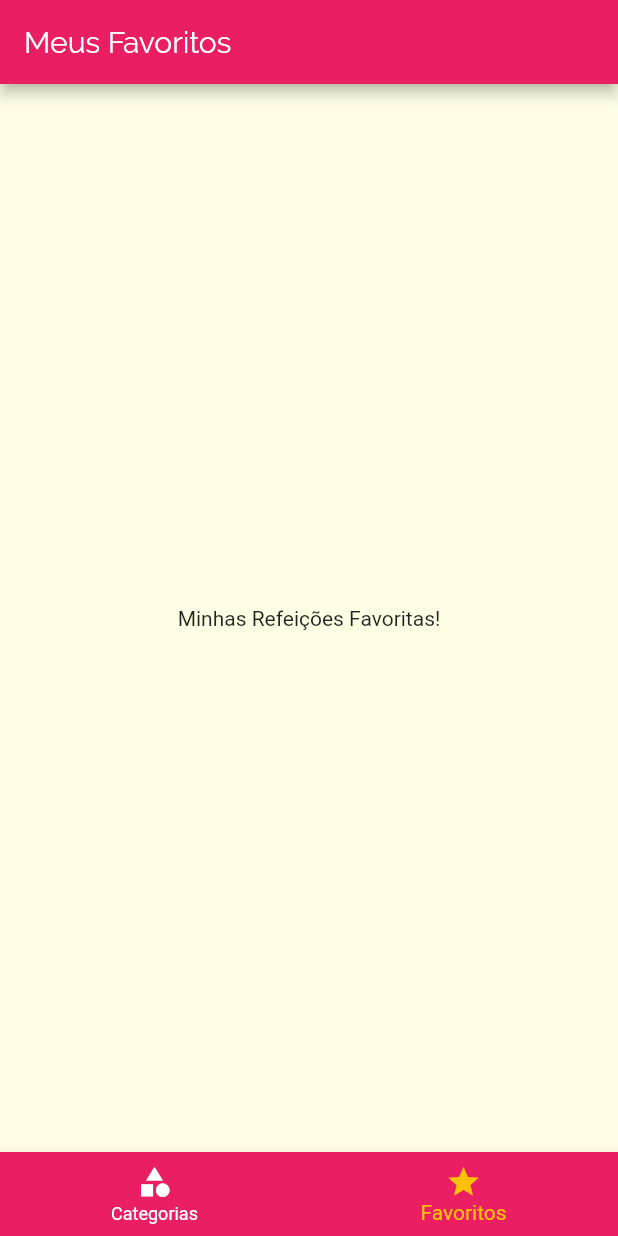
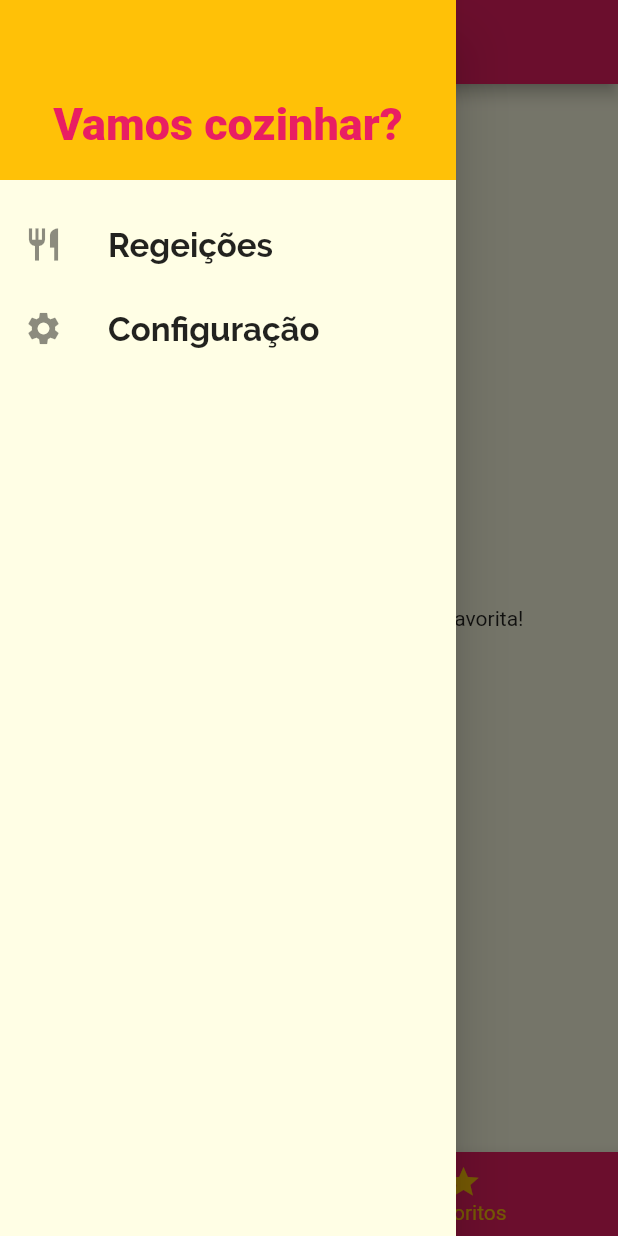
Before and after one commit to genivalc/Refei-es-Deli, a Flutter app: the screen it shows after launch, item 2 of the bottom bar chosen, with the side drawer open (before the commit the screen has no drawer), on a phone screen of 412 x 824 dp. Run offline on Flutter 3.47's test engine with Material 2 defaults, Android fonts, the phone set to English and light mode, and no system bars.

Commit message:
Projeto concluido

```diff
--- /dev/null
+++ b/lib/components/main_drawer.dart
@@ -0,0 +1,55 @@
+import 'package:flutter/material.dart';
+
+import '../ultis/app_routes.dart';
+
+class MainDrawer extends StatelessWidget {
+  Widget _createItem(IconData icon, String label, Function onTap) {
+    return ListTile(
+      leading: Icon(icon, size: 26),
+      title: Text(label,
+          style: TextStyle(
+              fontFamily: "Raleway",
+              fontSize: 22,
+              fontWeight: FontWeight.w700)),
+      onTap: onTap,
+    );
+  }
+
+  @override
+  Widget build(BuildContext context) {
+    return Drawer(
+      child: Column(
+        children: <Widget>[
+          Container(
+            height: 120,
+            width: double.infinity,
+            padding: EdgeInsets.all(20),
+            color: Theme.of(context).accentColor,
+            alignment: Alignment.bottomCenter,
+            child: Text(
+              "Vamos cozinhar?",
+              style: TextStyle(
+                fontWeight: FontWeight.w900,
+                fontSize: 30,
+                color: Theme.of(context).primaryColor,
+              ),
+            ),
+          ),
+          SizedBox(
+            height: 15,
+          ),
+          _createItem(
+              Icons.restaurant,
+              "Regeições",
+              () => Navigator.of(context).pushReplacementNamed(
+                  AppRoutes.HOME)), //remover a ultima e adicionar a atual
+          _createItem(
+              Icons.settings,
+              "Configuração",
+              () => Navigator.of(context)
+                  .pushReplacementNamed(AppRoutes.SETTINGS)),
+        ],
+      ),
+    );
+  }
+}
--- a/lib/main.dart
+++ b/lib/main.dart
@@ -4,10 +4,53 @@ import 'screens/categories_meals_screen.dart';
 import 'ultis/app_routes.dart';
 import 'screens/meal_detail_screen.dart';
 import 'screens/tabs_screens.dart';
+import 'screens/settings_screen.dart';
+
+import 'models/meal.dart';
+import 'data/dummy_data.dart';
+import 'models/settings.dart';
 
 void main() => runApp(MyApp());
 
-class MyApp extends StatelessWidget {
+class MyApp extends StatefulWidget {
+  @override
+  _MyAppState createState() => _MyAppState();
+}
+
+class _MyAppState extends State<MyApp> {
+  Settings settings = Settings();
+  List<Meal> _availableMeals = DUMMY_MEALS;
+  List<Meal> _favoriteMeals = [];
+
+  void _filterMeals(Settings settings) {
+    setState(() {
+      this.settings = settings;
+
+      _availableMeals = DUMMY_MEALS.where((meal) {
+        final filterGluten = settings.isGlutenFree && !meal.isGlutenFree;
+        final filterLactose = settings.isLactoseFree && !meal.isLactoseFree;
+        final filterVegan = settings.isVegan && !meal.isVegan;
+        final filterVegetarian = settings.isVegetarian && !meal.isVegetarian;
+        return !filterGluten &&
+            !filterLactose &&
+            !filterVegan &&
+            !filterVegetarian;
+      }).toList();
+    });
+  }
+
+  void _toggleFavorite(Meal meal) {
+    setState(() {
+      _favoriteMeals.contains(meal)
+          ? _favoriteMeals.remove(meal)
+          : _favoriteMeals.add(meal);
+    });
+  }
+
+  bool _isFavorite(Meal meal) {
+    return _favoriteMeals.contains(meal);
+  }
+
   @override
   Widget build(BuildContext context) {
     return MaterialApp(
@@ -19,18 +62,22 @@ class MyApp extends StatelessWidget {
         fontFamily: 'Raleway',
         canvasColor: Color.fromRGBO(255, 254, 229, 1),
         textTheme: ThemeData.light().textTheme.copyWith(
-          headline6:  TextStyle(
-              fontFamily: "RobotoCondensed",
-              fontSize: 20,
-          ),
-        ),
+              headline6: TextStyle(
+                fontFamily: "RobotoCondensed",
+                fontSize: 20,
+              ),
+            ),
       ),
-     /// initialRoute: , definir uma rota inicial
-      routes:{
-        AppRoutes.HOME : (ctx) => TabsScreen(),
-        AppRoutes.CATEGORIES_MEALS :  (ctx) => CategoriesMealsScreen(),
-         AppRoutes.MEAL_DETAIL :  (ctx) => MealDetailScreen(),
-      } , // Rotas
+
+      /// initialRoute: , definir uma rota inicial
+      routes: {
+        AppRoutes.HOME: (ctx) => TabsScreen(_favoriteMeals),
+        AppRoutes.CATEGORIES_MEALS: (ctx) =>
+            CategoriesMealsScreen(_availableMeals),
+        AppRoutes.MEAL_DETAIL: (ctx) =>
+            MealDetailScreen(_toggleFavorite, _isFavorite),
+        AppRoutes.SETTINGS: (ctx) => SettingsScreen(settings, _filterMeals),
+      }, // Rotas
     );
   }
 }
--- /dev/null
+++ b/lib/models/settings.dart
@@ -0,0 +1,13 @@
+class Settings {
+  bool isGlutenFree;
+  bool isLactoseFree;
+  bool isVegan;
+  bool isVegetarian;
+
+  Settings({
+    this.isGlutenFree = false,
+    this.isLactoseFree = false,
+    this.isVegan = false,
+    this.isVegetarian = false,
+  });
+}
--- a/lib/screens/favorite_screen.dart
+++ b/lib/screens/favorite_screen.dart
@@ -1,10 +1,25 @@
 import 'package:flutter/cupertino.dart';
+import 'package:refeicao/models/meal.dart';
+import '../components/meal_item.dart';
 
 class FavoriteScreen extends StatelessWidget {
+  final List<Meal> favoriteMeals;
+
+  const FavoriteScreen(this.favoriteMeals);
+
   @override
   Widget build(BuildContext context) {
-    return Center(
-      child: Text("Minhas Refeições Favoritas!"),
-    );
+    if (favoriteMeals.isEmpty) {
+      return Center(
+        child: Text("Nenhuma refeição foi marcada como favorita!"),
+      );
+    } else {
+      return ListView.builder(
+        itemCount: favoriteMeals.length,
+        itemBuilder: (ctx, index) {
+          return MealItem(favoriteMeals[index]);
+        },
+      );
+    }
   }
 }
--- a/lib/screens/tabs_screens.dart
+++ b/lib/screens/tabs_screens.dart
@@ -1,18 +1,33 @@
 import 'package:flutter/material.dart';
 import 'categories_screen.dart';
 import 'favorite_screen.dart';
+import '../components/main_drawer.dart';
+import '../models/meal.dart';
 
 class TabsScreen extends StatefulWidget {
+  final List<Meal> favoriteMeals;
+
+  const TabsScreen(this.favoriteMeals);
+
   @override
   _TabsScreenState createState() => _TabsScreenState();
 }
 
 class _TabsScreenState extends State<TabsScreen> {
   int _selectedScreenIndex = 0;
-  final List<Map<String, Object>> _screens = [
-    {"title": "Lista de Categorias", "screen": CategoriesScreen()},
-    {"title": "Meus Favoritos", "screen": FavoriteScreen()},
-  ];
+  List<Map<String, Object>> _screens;
+
+  @override
+  void initState() {
+    super.initState();
+    _screens = [
+      {"title": "Lista de Categorias", "screen": CategoriesScreen()},
+      {
+        "title": "Meus Favoritos",
+        "screen": FavoriteScreen(widget.favoriteMeals)
+      },
+    ];
+  }
 
   _selectScreen(int index) {
     setState(() {
@@ -26,6 +41,8 @@ class _TabsScreenState extends State<TabsScreen> {
       appBar: AppBar(
         title: Text(_screens[_selectedScreenIndex]["title"]),
       ),
+      //menu
+      drawer: MainDrawer(),
       body: _screens[_selectedScreenIndex]["screen"],
       bottomNavigationBar: BottomNavigationBar(
           onTap: _selectScreen,
--- a/lib/ultis/app_routes.dart
+++ b/lib/ultis/app_routes.dart
@@ -2,4 +2,5 @@ class AppRoutes {
   static const HOME = "/";
   static const CATEGORIES_MEALS = "/categories-meals";
   static const MEAL_DETAIL = "/meal-detail";
+  static const SETTINGS = "/settings";
 }
```
Also changed, not shown: lib/components/meal_item.dart (+10 -2 lines), lib/screens/categories_meals_screen.dart (+5 -2 lines), lib/screens/meal_detail_screen.dart (+15 -1 lines), lib/screens/settings_screen.dart (added, +89 -0 lines), lib/screens/categories_screen.dart (indentation only).
